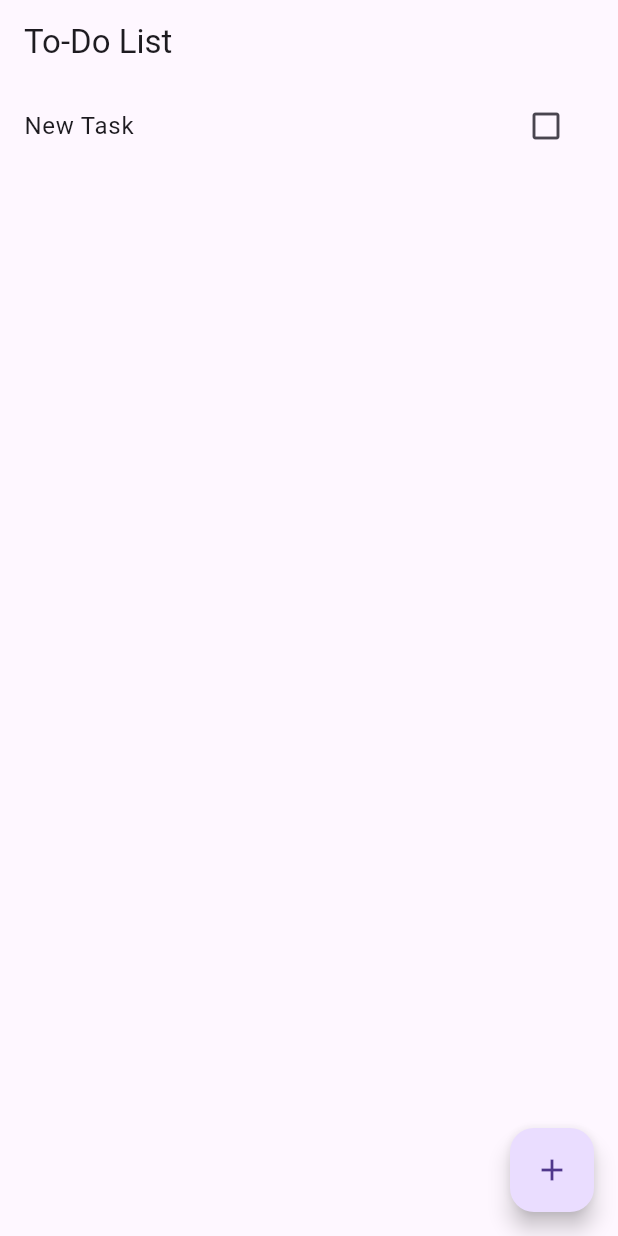
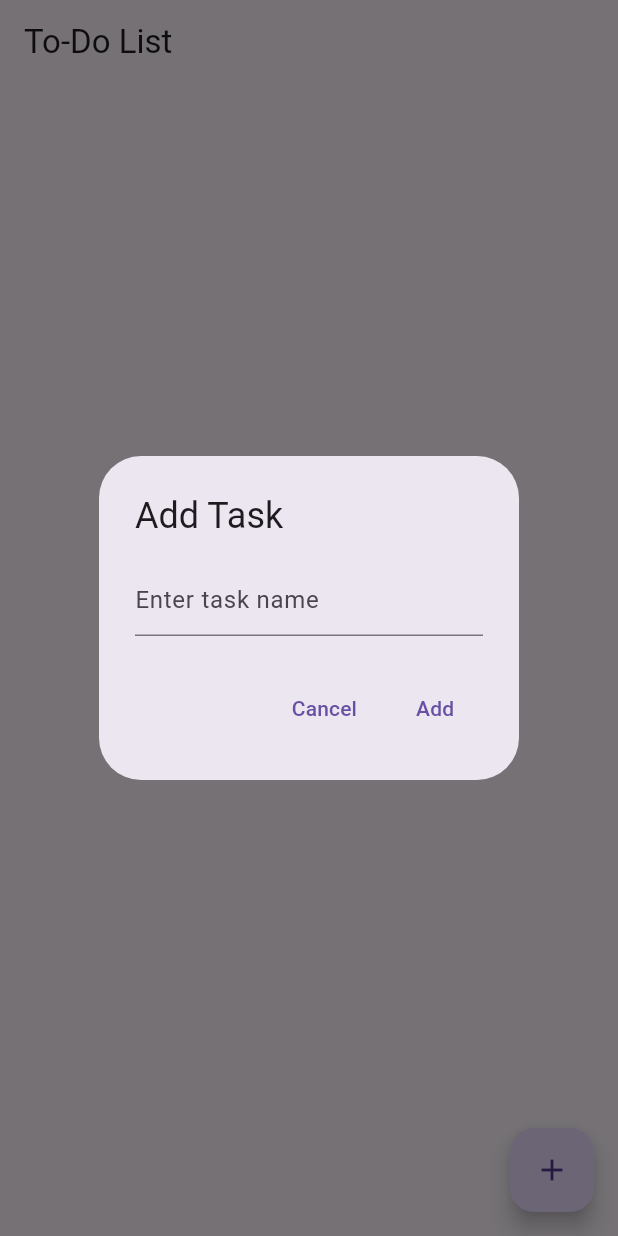
Before and after one commit to RunnerOnFoot/todo_list_bloc, a Flutter app: the screen it shows after launch, after a tap on the "add" icon, on a phone screen of 412 x 824 dp. Run offline on Flutter 3.47's test engine with Material 3 defaults, Android fonts, the phone set to English and light mode, and no system bars; our stand-ins replace equatable, flutter_bloc, hydrated_bloc.

Commit message:
Enable Task Persistence and Refine UI
- Introduces `hydrated_bloc` and `path_provider` to persist task data across app sessions.
- Adds `toJson` and `fromJson` methods to `TaskState` and `Task` models for serialization.
- Implements `fromJson` and `toJson` in `TaskBloc` to handle task persistence.
- Integrates a dialog with a text field for adding tasks, improving user interaction.
- Modifies the `toggleDone` method in `Task` model to update task in place.
- Update `pubspec.yaml` and `pubspec.lock` to add new dependencies.
- Removes unnecessary `title` in the `MaterialApp` constructor.
- Adds `taskController` to `TaskScreen` widget.

```diff
--- a/lib/blocs/task_bloc.dart
+++ b/lib/blocs/task_bloc.dart
@@ -1,9 +1,9 @@
-import 'package:flutter_bloc/flutter_bloc.dart';
+import 'package:hydrated_bloc/hydrated_bloc.dart';
 import '../models/task.dart';
 import 'task_event.dart';
 import 'task_state.dart';
 
-class TaskBloc extends Bloc<TaskEvent, TaskState> {
+class TaskBloc extends HydratedBloc<TaskEvent, TaskState> {
   TaskBloc() : super(const TaskState()) {
     on<AddTask>((event, emit) {
       final newTasks = List<Task>.from(state.tasks)..add(event.task);
@@ -12,7 +12,7 @@ class TaskBloc extends Bloc<TaskEvent, TaskState> {
 
     on<ToggleTask>((event, emit) {
       final updatedTasks = List<Task>.from(state.tasks);
-      updatedTasks[event.index] = updatedTasks[event.index].toggleDone();
+      updatedTasks[event.index].toggleDone();
       emit(TaskState(tasks: updatedTasks));
     });
 
@@ -21,4 +21,23 @@ class TaskBloc extends Bloc<TaskEvent, TaskState> {
       emit(TaskState(tasks: updatedTasks));
     });
   }
+
+  @override
+  TaskState? fromJson(Map<String, dynamic> json) {
+    final tasks =
+        (json['tasks'] as List)
+            .map((task) => Task(name: task['name'], isDone: task['isDone']))
+            .toList();
+    return TaskState(tasks: tasks);
+  }
+
+  @override
+  Map<String, dynamic>? toJson(TaskState state) {
+    return {
+      'tasks':
+          state.tasks
+              .map((task) => {'name': task.name, 'isDone': task.isDone})
+              .toList(),
+    };
+  }
 }
--- a/lib/blocs/task_state.dart
+++ b/lib/blocs/task_state.dart
@@ -8,4 +8,15 @@ class TaskState extends Equatable {
 
   @override
   List<Object?> get props => [tasks];
+
+  Map<String, dynamic> toJson() {
+    return {'tasks': tasks.map((task) => task.toJson()).toList()};
+  }
+
+  factory TaskState.fromJson(Map<String, dynamic> json) {
+    return TaskState(
+      tasks:
+          (json['tasks'] as List).map((task) => Task.fromJson(task)).toList(),
+    );
+  }
 }
--- a/lib/main.dart
+++ b/lib/main.dart
@@ -1,9 +1,19 @@
+import 'package:flutter/foundation.dart';
 import 'package:flutter/material.dart';
 import 'package:flutter_bloc/flutter_bloc.dart';
+import 'package:hydrated_bloc/hydrated_bloc.dart';
+import 'package:path_provider/path_provider.dart';
+import 'blocs/task_bloc.dart';
 import 'screens/task_screen.dart';
-import 'blocs/task_bloc.dart';
 
-void main() {
+Future<void> main() async {
+  WidgetsFlutterBinding.ensureInitialized();
+  HydratedBloc.storage = await HydratedStorage.build(
+    storageDirectory:
+        kIsWeb
+            ? HydratedStorageDirectory.web
+            : HydratedStorageDirectory((await getTemporaryDirectory()).path),
+  );
   runApp(MyApp());
 }
 
@@ -14,11 +24,7 @@ class MyApp extends StatelessWidget {
   Widget build(BuildContext context) {
     return BlocProvider(
       create: (context) => TaskBloc(),
-      child: MaterialApp(
-        debugShowCheckedModeBanner: false,
-        title: 'To-Do List',
-        home: TaskScreen(),
-      ),
+      child: MaterialApp(debugShowCheckedModeBanner: false, home: TaskScreen()),
     );
   }
 }
--- a/lib/models/task.dart
+++ b/lib/models/task.dart
@@ -11,4 +11,12 @@ class Task {
   Task toggleDone() {
     return copyWith(isDone: !isDone);
   }
+
+  Map<String, dynamic> toJson() {
+    return {'name': name, 'isDone': isDone};
+  }
+
+  factory Task.fromJson(Map<String, dynamic> json) {
+    return Task(name: json['name'], isDone: json['isDone']);
+  }
 }
--- a/lib/screens/task_screen.dart
+++ b/lib/screens/task_screen.dart
@@ -11,6 +11,7 @@ class TaskScreen extends StatelessWidget {
   @override
   Widget build(BuildContext context) {
     final taskBloc = context.read<TaskBloc>();
+    final TextEditingController taskController = TextEditingController();
 
     return Scaffold(
       appBar: AppBar(title: const Text('To-Do List')),
@@ -43,7 +44,39 @@ class TaskScreen extends StatelessWidget {
       ),
       floatingActionButton: FloatingActionButton(
         onPressed: () {
-          taskBloc.add(AddTask(Task(name: 'New Task')));
+          showDialog(
+            context: context,
+            builder: (context) {
+              return AlertDialog(
+                title: const Text('Add Task'),
+                content: TextField(
+                  controller: taskController,
+                  decoration: const InputDecoration(
+                    hintText: 'Enter task name',
+                  ),
+                ),
+                actions: [
+                  TextButton(
+                    onPressed: () {
+                      Navigator.of(context).pop();
+                    },
+                    child: const Text('Cancel'),
+                  ),
+                  TextButton(
+                    onPressed: () {
+                      final taskName = taskController.text;
+                      if (taskName.isNotEmpty) {
+                        taskBloc.add(AddTask(Task(name: taskName)));
+                        taskController.clear();
+                        Navigator.of(context).pop();
+                      }
+                    },
+                    child: const Text('Add'),
+                  ),
+                ],
+              );
+            },
+          );
         },
         child: const Icon(Icons.add),
       ),
--- a/pubspec.yaml
+++ b/pubspec.yaml
@@ -15,6 +15,8 @@ dependencies:
   cupertino_icons: ^1.0.8
   flutter_bloc: ^9.1.0
   equatable: ^2.0.7
+  path_provider: ^2.1.5
+  hydrated_bloc: ^10.0.0
 
 dev_dependencies:
   flutter_test:
```
Also changed, not shown: pubspec.lock.
